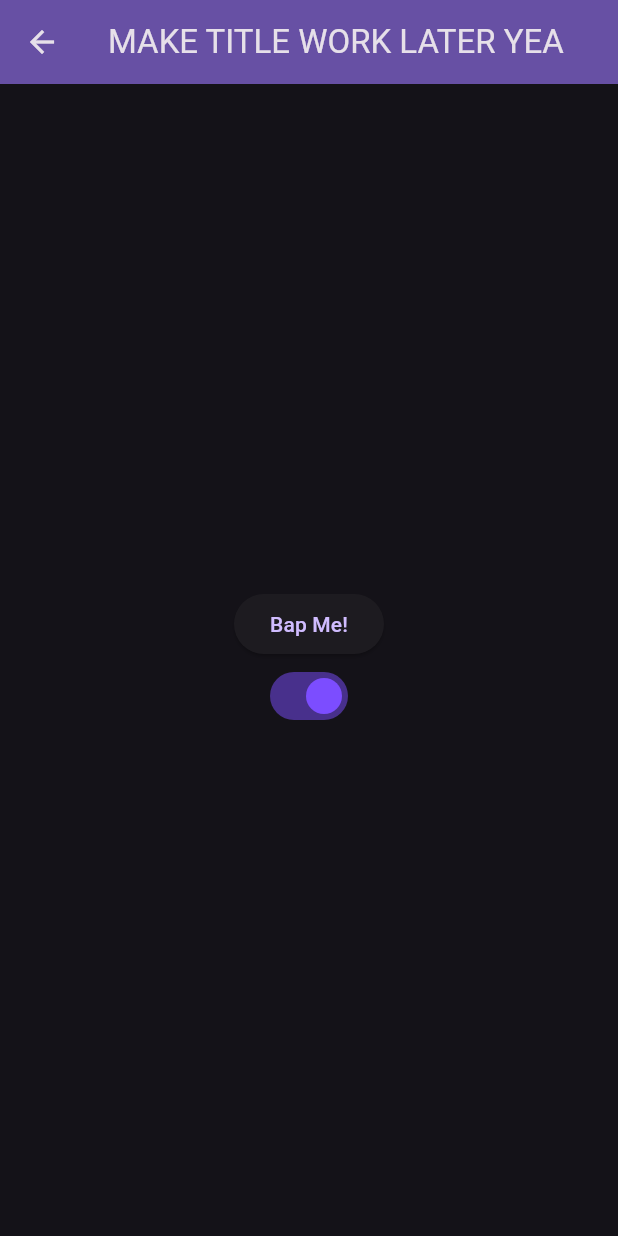
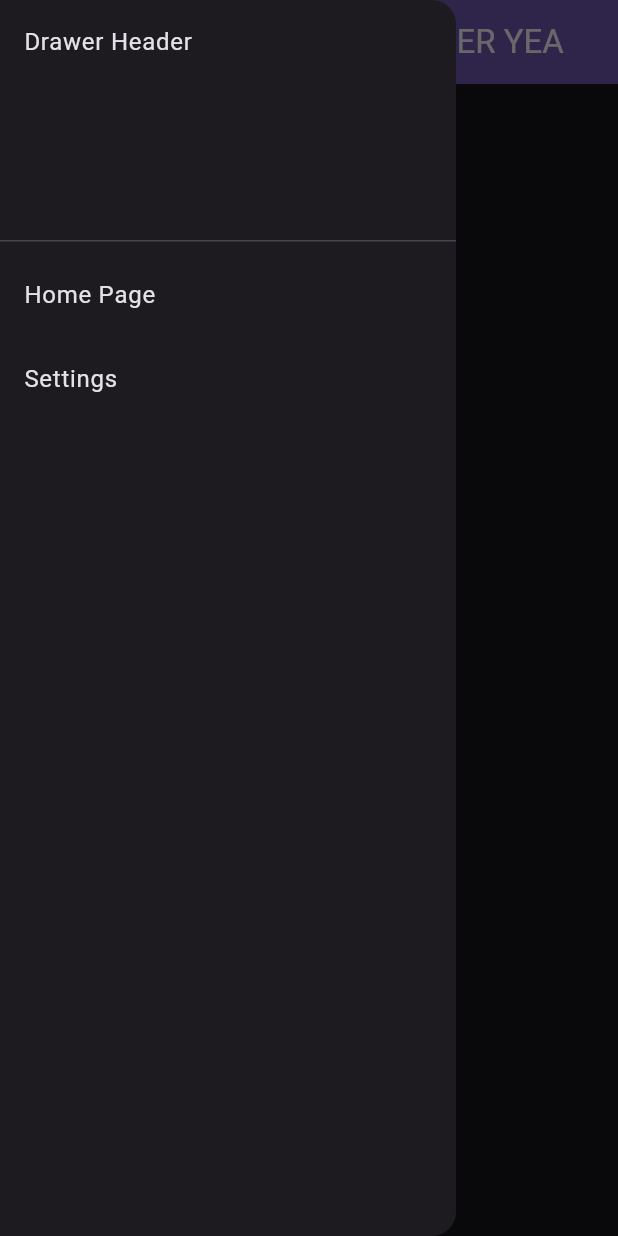
Before and after one commit to Julie12Yu/hampter, a Flutter app: the MySettingsPage screen opened directly, with the side drawer open (before the commit the screen has no drawer), on a phone screen of 412 x 824 dp. Run offline on Flutter 3.47's test engine with Material 3 defaults, Android fonts, the light colour scheme and no system bars; missing offline and left inert: model_viewer_plus.

Commit message:
moved the hamburger_menu

```diff
--- /dev/null
+++ b/frontend/lib/hamburger_menu.dart
@@ -0,0 +1,35 @@
+import 'package:flutter/material.dart';
+
+class HamburgerMenu extends StatelessWidget {
+  const HamburgerMenu({Key? key}) : super(key: key);
+
+  @override
+  Widget build(BuildContext context) {
+    return Drawer(
+      child: ListView(
+        padding: EdgeInsets.zero,
+        children: [
+          const DrawerHeader(
+            decoration: BoxDecoration(),
+            child: Text('Drawer Header'),
+          ),
+          ListTile(
+            title: const Text('Home Page'),
+            onTap: () {
+              Navigator.pop(
+                  context); // needs to somehow work cuz rn it aint workin
+            },
+          ),
+          ListTile(
+            title: const Text('Settings'),
+            onTap: () {
+              Navigator.pushNamed(context, '/second');
+
+              /// nEEEDS TO BE CHANGED - DON'T WANT TO STACK PUSHES :(
+            },
+          ),
+        ],
+      ),
+    );
+  }
+}
--- a/frontend/lib/settings_page.dart
+++ b/frontend/lib/settings_page.dart
@@ -1,5 +1,6 @@
 import 'package:flutter/material.dart';
 import 'dark_mode_switch.dart';
+import 'package:hampter/hamburger_menu.dart';
 
 class SettingsPage extends StatelessWidget {
   const SettingsPage({Key? key}) : super(key: key);
@@ -19,6 +20,7 @@ class _MySettingsPageState extends State<MySettingsPage> {
   @override
   Widget build(BuildContext context) {
     return Scaffold(
+      drawer: HamburgerMenu(),
       appBar: AppBar(
         backgroundColor: Theme.of(context).colorScheme.inversePrimary,
         title: Text("MAKE TITLE WORK LATER YEA"),
```
Also changed, not shown: frontend/lib/home_page.dart (+2 -25 lines).
